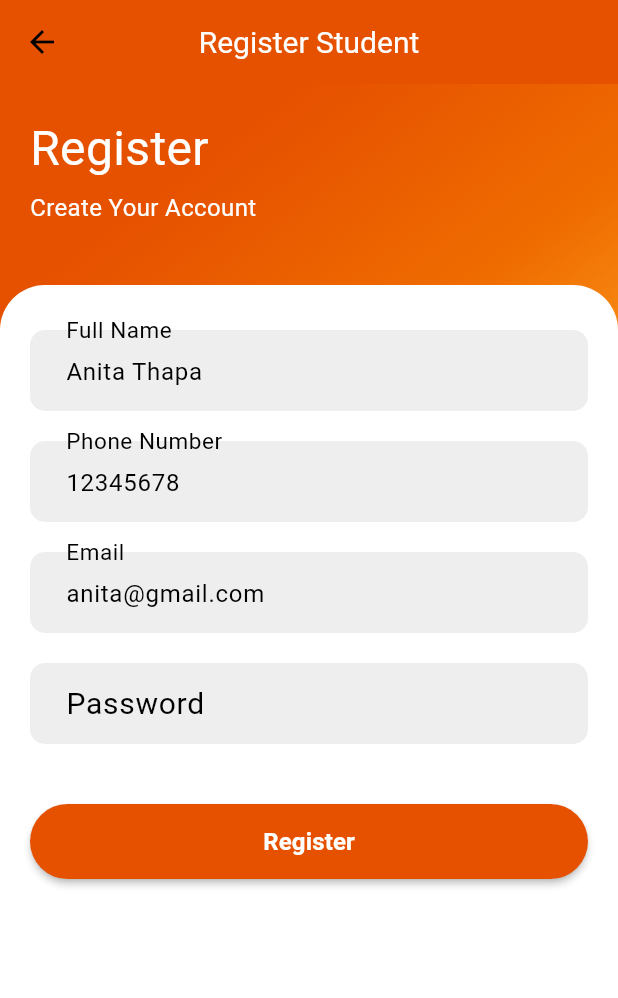
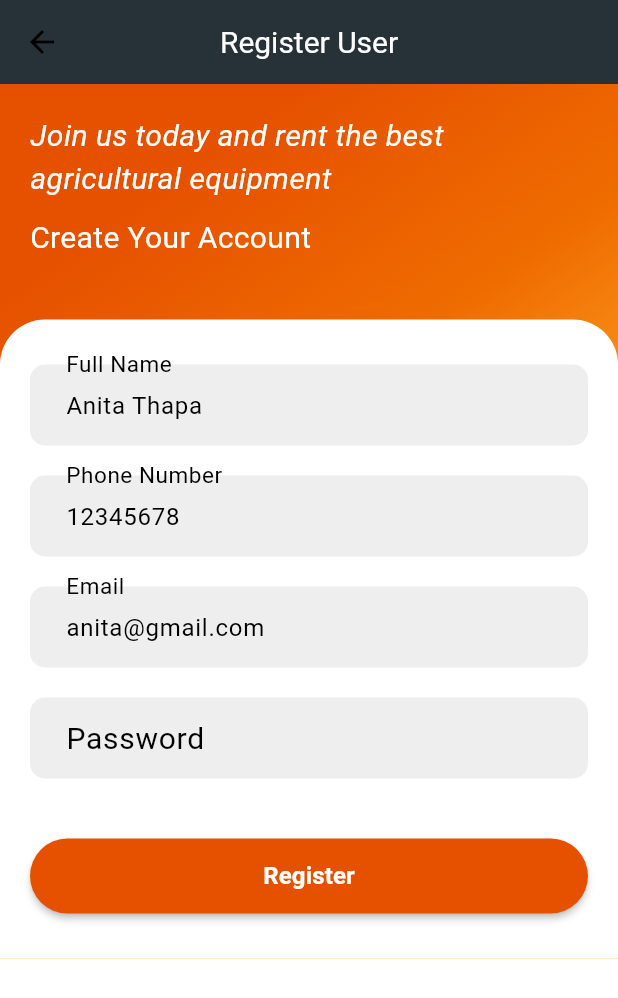
Before and after one commit to Anita-aaa/Agriculture_Equipment_Rental_System, a Flutter app: the screen it shows after launch, after a tap on "Register", on a phone screen of 412 x 824 dp. Shown: the top 998 px of the screen. Run offline on Flutter 3.47's test engine with Material 3 defaults, Android fonts, the phone set to English and light mode, and no system bars; our stand-ins replace dartz, dio, equatable, flutter_bloc, get_it, hive_flutter and 1 more; accounts and stored records are empty; Roboto replaces fonts that are missing (Montserrat).

Commit message:
managed_theme

```diff
--- a/lib/app/constants/theme_constant.dart
+++ b/lib/app/constants/theme_constant.dart
@@ -4,6 +4,7 @@ class ThemeConstant {
   ThemeConstant._();
   static const Color darkPrimaryColor = Colors.yellow;
   static const Color primaryColor = Colors.green;
-  static const Color appBarColor = Colors.green;
+  // static const Color appBarColor = Colors.green;
+  static Color? appBarColor = Colors.blueGrey[900];
   static Color projectColor = Colors.orange[900]!; // Updated to use orange[900]
 }
--- a/lib/core/app_theme/app_theme.dart
+++ b/lib/core/app_theme/app_theme.dart
@@ -40,7 +40,7 @@ class AppTheme {
       // Change app bar color
       appBarTheme: AppBarTheme(
         elevation: 0,
-        backgroundColor: ThemeConstant.projectColor,
+        backgroundColor: ThemeConstant.appBarColor,
         centerTitle: true,
         titleTextStyle: const TextStyle(
           color: Colors.white,
--- a/lib/features/auth/presentation/view/login_view.dart
+++ b/lib/features/auth/presentation/view/login_view.dart
@@ -143,6 +143,14 @@ class LoginView extends StatelessWidget {
                               //         fontWeight: FontWeight.bold),
                               //   ),
                               // ),
+                              style: ElevatedButton.styleFrom(
+                                backgroundColor:
+                                    Colors.orange, // Set button color to orange
+                                shape: RoundedRectangleBorder(
+                                  borderRadius: BorderRadius.circular(
+                                      10), // Optional: Adjust border radius
+                                ),
+                              ),
                               child: const SizedBox(
                                 height: 50,
                                 child: Center(
@@ -167,6 +175,14 @@ class LoginView extends StatelessWidget {
                                       ),
                                     );
                               },
+                              style: ElevatedButton.styleFrom(
+                                backgroundColor:
+                                    Colors.orange, // Set button color to orange
+                                shape: RoundedRectangleBorder(
+                                  borderRadius: BorderRadius.circular(
+                                      10), // Optional: Adjust border radius
+                                ),
+                              ),
                               child: const SizedBox(
                                 height: 50,
                                 child: Center(
--- a/lib/features/auth/presentation/view/register_view .dart
+++ b/lib/features/auth/presentation/view/register_view .dart
@@ -186,7 +186,7 @@ class _RegistrationViewState extends State<RegistrationView> {
       appBar: AppBar(
         title:
             BlocBuilder<RegisterBloc, RegisterState>(builder: (context, state) {
-          return const Text('Register Student');
+          return const Text('Register User');
         }),
       ),
       resizeToAvoidBottomInset: true,
@@ -215,13 +215,17 @@ class _RegistrationViewState extends State<RegistrationView> {
                       crossAxisAlignment: CrossAxisAlignment.start,
                       children: <Widget>[
                         Text(
-                          "Register",
-                          style: TextStyle(color: Colors.white, fontSize: 32),
+                          "Join us today and rent the best agricultural equipment",
+                          style: TextStyle(
+                            color: Colors.white,
+                            fontSize: 20,
+                            fontStyle: FontStyle.italic,
+                          ),
                         ),
-                        SizedBox(height: 5),
+                        SizedBox(height: 10),
                         Text(
                           "Create Your Account",
-                          style: TextStyle(color: Colors.white, fontSize: 16),
+                          style: TextStyle(color: Colors.white, fontSize: 20),
                         ),
                       ],
                     ),
```
